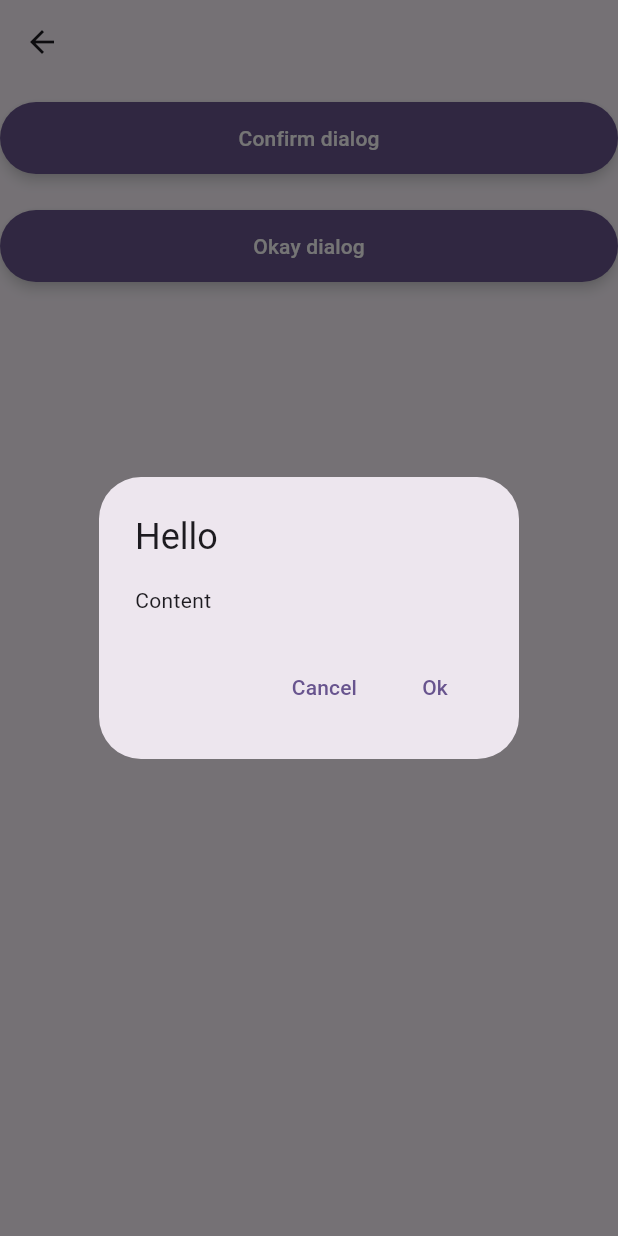
After one commit to viroth-ty/express_widget, a Flutter app: the DialogPage screen opened directly, after a tap on "Confirm dialog", on a phone screen of 412 x 824 dp. The commit adds this screen. Run offline on Flutter 3.47's test engine with Material 3 defaults, Android fonts, the phone set to English and light mode, and no system bars; our stand-ins replace skeletonizer, smooth_page_indicator; missing offline and left inert: circular_reveal_animation.

Commit message:
- Add okay dialog

```diff
--- a/example/lib/feature/button_page.dart
+++ b/example/lib/feature/button_page.dart
@@ -7,6 +7,7 @@ class ButtonPage extends StatelessWidget {
   @override
   Widget build(BuildContext context) {
     return Scaffold(
+      appBar: AppBar(),
       body: SafeArea(
         child: Padding(
           padding: const EdgeInsets.all(12),
--- /dev/null
+++ b/example/lib/feature/dialog_page.dart
@@ -0,0 +1,59 @@
+import 'package:express_widget/express_widget.dart';
+import 'package:flutter/material.dart';
+
+class DialogPage extends StatefulWidget {
+  const DialogPage({super.key});
+
+  @override
+  State<DialogPage> createState() => _DialogPageState();
+}
+
+class _DialogPageState extends State<DialogPage> {
+  @override
+  Widget build(BuildContext context) {
+    return Scaffold(
+      appBar: AppBar(),
+      body: Column(
+        mainAxisAlignment: MainAxisAlignment.start,
+        crossAxisAlignment: CrossAxisAlignment.stretch,
+        children: [
+          AppButton(
+            backgroundColor: Theme.of(context).primaryColor,
+            isEnabled: true,
+            onPressed: () {
+              showConfirmationDialog(
+                context: context,
+                title: "Hello",
+                content: "Content",
+                onConfirm: () {
+
+                },
+                onCancel: () {
+                  Navigator.pop(context);
+                },
+              );
+            },
+            text: "Confirm dialog",
+            textColor: Colors.white,
+          ),
+          AppButton(
+            backgroundColor: Theme.of(context).primaryColor,
+            isEnabled: true,
+            onPressed: () {
+              showOkayDialog(
+                context: context,
+                title: "Hello",
+                content: "Content",
+                onConfirm: () {
+
+                },
+              );
+            },
+            text: "Okay dialog",
+            textColor: Colors.white,
+          ),
+        ],
+      ),
+    );
+  }
+}
--- a/lib/src/widget/express_dialog.dart
+++ b/lib/src/widget/express_dialog.dart
@@ -3,6 +3,8 @@ import 'dart:io';
 import 'package:flutter/cupertino.dart';
 import 'package:flutter/material.dart';
 
+
+@Deprecated('Use [showConfirmationDialog]')
 Future<void> showConfirmDialog({
   required BuildContext context,
   String title = "លេខកូដមិនត្រឹមត្រូវ",
@@ -52,3 +54,118 @@ Future<void> showConfirmDialog({
     );
   }
 }
+
+Future<void> showOkayDialog({
+  required BuildContext context,
+  required String title,
+  required String content,
+  required VoidCallback onConfirm,
+}) async {
+  if (Platform.isAndroid) {
+    return showDialog<void>(
+      context: context,
+      useRootNavigator: false,
+      barrierDismissible: false,
+      builder: (BuildContext context) {
+        return AlertDialog(
+          title: Text(title),
+          content: Text(content),
+          actions: <Widget>[
+            TextButton(
+              child: const Text('Ok'),
+              onPressed: () {
+                onConfirm();
+                Navigator.of(context).pop();
+              },
+            ),
+          ],
+        );
+      },
+    );
+  } else {
+    return showCupertinoDialog(
+      context: context,
+      useRootNavigator: false,
+      builder: (BuildContext context) {
+        return CupertinoAlertDialog(
+          title: Text(title),
+          content: Text(content),
+          actions: <Widget>[
+            CupertinoDialogAction(
+              onPressed: () {
+                onConfirm();
+                Navigator.of(context).pop();
+              },
+              child: const Text('OK'),
+            ),
+          ],
+        );
+      },
+    );
+  }
+}
+
+Future<void> showConfirmationDialog({
+  required BuildContext context,
+  required String title,
+  required String content,
+  required VoidCallback onConfirm,
+  required VoidCallback onCancel
+}) async {
+  if (Platform.isAndroid) {
+    return showDialog<void>(
+      context: context,
+      useRootNavigator: false,
+      barrierDismissible: false,
+      builder: (BuildContext context) {
+        return AlertDialog(
+          title: Text(title),
+          content: Text(content),
+          actions: <Widget>[
+            TextButton(
+              child: const Text('Cancel'),
+              onPressed: () {
+                onConfirm();
+                Navigator.of(context).pop();
+              },
+            ),
+            TextButton(
+              child: const Text('Ok'),
+              onPressed: () {
+                onCancel();
+                Navigator.of(context).pop();
+              },
+            ),
+          ],
+        );
+      },
+    );
+  } else {
+    return showCupertinoDialog(
+      context: context,
+      useRootNavigator: false,
+      builder: (BuildContext context) {
+        return CupertinoAlertDialog(
+          title: Text(title),
+          content: Text(content),
+          actions: <Widget>[
+            CupertinoDialogAction(
+              onPressed: () {
+                onConfirm();
+                Navigator.of(context).pop();
+              },
+              child: const Text('OK'),
+            ),
+            CupertinoDialogAction(
+              onPressed: () {
+                onCancel();
+                Navigator.of(context).pop();
+              },
+              child: const Text('Cancel'),
+            ),
+          ],
+        );
+      },
+    );
+  }
+}
--- a/pubspec.yaml
+++ b/pubspec.yaml
@@ -1,6 +1,6 @@
 name: express_widget
 description: "Express widget for flutter project"
-version: 0.0.5
+version: 0.0.6
 homepage: "https://github.com/viroth-ty/express_widget"
 
 environment:
```
Also changed, not shown: example/lib/main.dart (+16 -2 lines), example/pubspec.lock, 1 other file.
